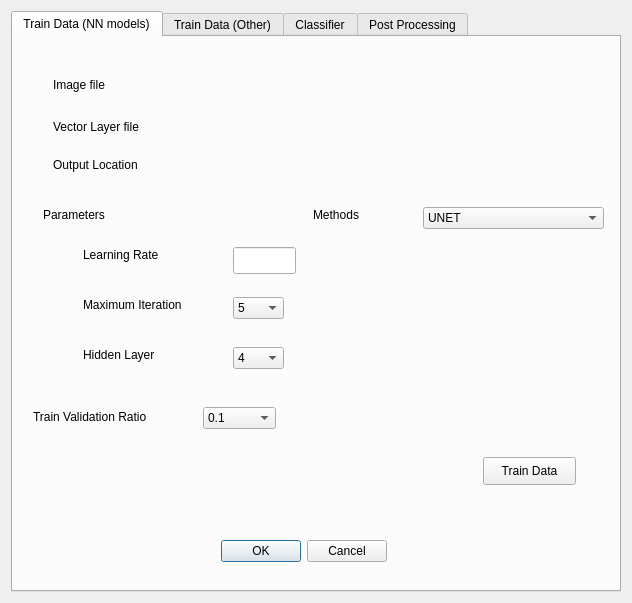
Old version of the form RandomForestClassifier_dialog_base.ui in the repository atishayjn/QGIS-Plugin.
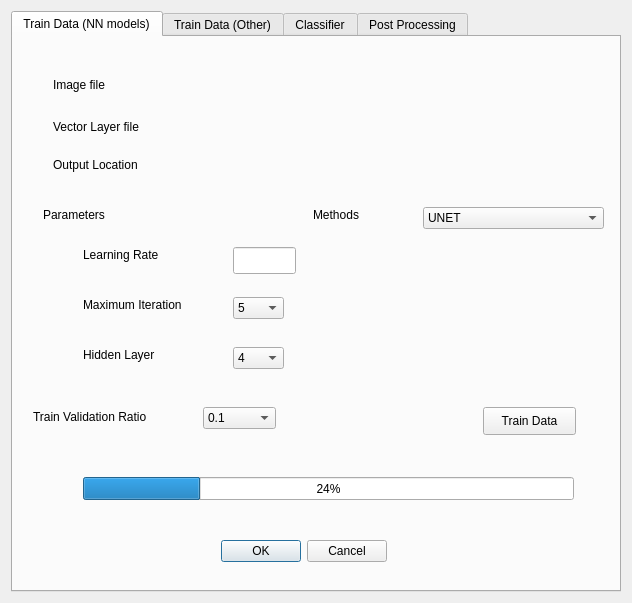
New version of the form. Custom widgets are drawn as their Qt base class.

Commit message: 3 tabs, progress bar, information box

```diff
--- a/RandomForestClassifier_dialog_base.ui
+++ b/RandomForestClassifier_dialog_base.ui
@@ -151,7 +151,7 @@
        <property name="geometry">
         <rect>
          <x>470</x>
-         <y>420</y>
+         <y>370</y>
          <width>93</width>
          <height>28</height>
         </rect>
@@ -407,6 +407,19 @@
         </property>
        </item>
       </widget>
+      <widget class="QProgressBar" name="progressBar">
+       <property name="geometry">
+        <rect>
+         <x>70</x>
+         <y>440</y>
+         <width>491</width>
+         <height>23</height>
+        </rect>
+       </property>
+       <property name="value">
+        <number>24</number>
+       </property>
+      </widget>
      </widget>
      <widget class="QWidget" name="tab_3">
       <attribute name="title">
```
The commit also changes 2 other files.
